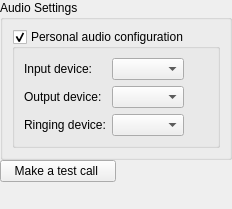
Before: the Qt Designer form wengophone/src/presentation/qt/config/AudioSettings.ui in tkrotoff/WengoPhone, drawn with Qt 5.
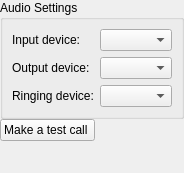
After: the same form once the commit is applied.

Commit message: Refactoring on audio devices configuration

Patch:
```diff
--- a/wengophone/src/presentation/qt/config/AudioSettings.ui
+++ b/wengophone/src/presentation/qt/config/AudioSettings.ui
@@ -8,8 +8,8 @@
    <rect>
     <x>0</x>
     <y>0</y>
-    <width>232</width>
-    <height>209</height>
+    <width>164</width>
+    <height>173</height>
    </rect>
   </property>
   <layout class="QGridLayout" >
@@ -19,6 +19,26 @@
    <property name="spacing" >
     <number>0</number>
    </property>
+   <item row="2" column="1" >
+    <spacer>
+     <property name="orientation" >
+      <enum>Qt::Vertical</enum>
+     </property>
+     <property name="sizeHint" >
+      <size>
+       <width>20</width>
+       <height>41</height>
+      </size>
+     </property>
+    </spacer>
+   </item>
+   <item row="1" column="0" >
+    <widget class="QPushButton" name="makeTestCallButton" >
+     <property name="text" >
+      <string>Make a test call </string>
+     </property>
+    </widget>
+   </item>
    <item row="0" column="0" colspan="2" >
     <widget class="QGroupBox" name="groupBox" >
      <property name="title" >
@@ -31,46 +51,9 @@
       <property name="spacing" >
        <number>6</number>
       </property>
-      <item row="0" column="0" >
-       <widget class="QGroupBox" name="personalAudioConfig" >
-        <property name="title" >
-         <string>Personal audio configuration</string>
-        </property>
-        <property name="alignment" >
-         <set>Qt::AlignLeading</set>
-        </property>
-        <property name="checkable" >
-         <bool>true</bool>
-        </property>
-        <layout class="QGridLayout" >
-         <property name="margin" >
-          <number>9</number>
-         </property>
-         <property name="spacing" >
-          <number>6</number>
-         </property>
-         <item row="1" column="2" >
-          <spacer>
-           <property name="orientation" >
-            <enum>Qt::Horizontal</enum>
-           </property>
-           <property name="sizeHint" >
-            <size>
-             <width>40</width>
-             <height>20</height>
-            </size>
-           </property>
-          </spacer>
-         </item>
          <item row="0" column="1" >
           <widget class="QComboBox" name="inputDeviceComboBox" />
          </item>
-         <item row="1" column="1" >
-          <widget class="QComboBox" name="outputDeviceComboBox" />
-         </item>
-         <item row="2" column="1" >
-          <widget class="QComboBox" name="ringingDeviceComboBox" />
-         </item>
          <item row="2" column="0" >
           <widget class="QLabel" name="label_3" >
            <property name="text" >
@@ -78,44 +61,35 @@
            </property>
           </widget>
          </item>
-         <item row="1" column="0" >
-          <widget class="QLabel" name="label_2" >
-           <property name="text" >
-            <string>Output device:</string>
-           </property>
-          </widget>
-         </item>
          <item row="0" column="0" >
           <widget class="QLabel" name="label" >
+        <property name="sizePolicy" >
+         <sizepolicy>
+          <hsizetype>0</hsizetype>
+          <vsizetype>5</vsizetype>
+          <horstretch>0</horstretch>
+          <verstretch>0</verstretch>
+         </sizepolicy>
+        </property>
            <property name="text" >
             <string>Input device:</string>
            </property>
           </widget>
          </item>
-        </layout>
-       </widget>
-      </item>
-     </layout>
-    </widget>
-   </item>
-   <item row="2" column="1" >
-    <spacer>
-     <property name="orientation" >
-      <enum>Qt::Vertical</enum>
-     </property>
-     <property name="sizeHint" >
-      <size>
-       <width>20</width>
-       <height>41</height>
-      </size>
-     </property>
-    </spacer>
+      <item row="1" column="1" >
+       <widget class="QComboBox" name="outputDeviceComboBox" />
    </item>
    <item row="1" column="0" >
-    <widget class="QPushButton" name="makeTestCallButton" >
+       <widget class="QLabel" name="label_2" >
      <property name="text" >
-      <string>Make a test call </string>
-     </property>
+         <string>Output device:</string>
+        </property>
+       </widget>
+      </item>
+      <item row="2" column="1" >
+       <widget class="QComboBox" name="ringingDeviceComboBox" />
+      </item>
+     </layout>
     </widget>
    </item>
   </layout>
```
Lines whose indentation alone changed are shown as unchanged. The commit also changes 7 other files.
